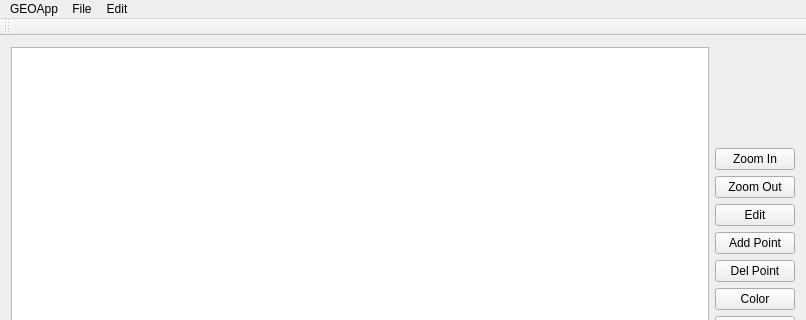
Above: Geo_GUI_Application/mainwindow.ui from IvanSevilla/GAT before the change; both pictures show x 0 to 806 and y 0 to 320 of the 806 by 501 pixel window. Below: the same form after it.
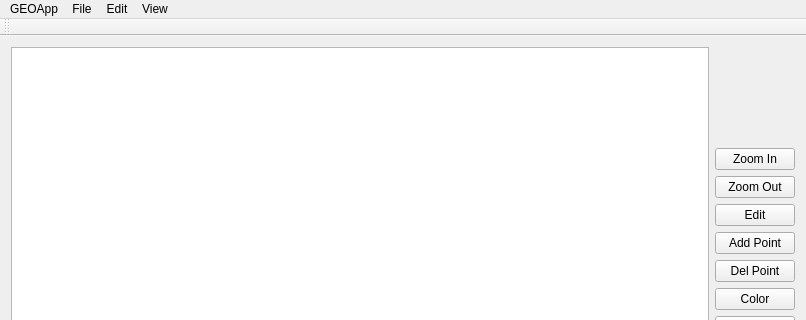
That is the form after the change.

Commit message: Minimap, independent image & creation/deletion widget mainwindow

What changed in the file:
```diff
--- a/Geo_GUI_Application/mainwindow.ui
+++ b/Geo_GUI_Application/mainwindow.ui
@@ -199,9 +199,16 @@
     <addaction name="actionDelete_Matrix"/>
     <addaction name="actionDelete_Matrix_2"/>
    </widget>
+   <widget class="QMenu" name="menuView">
+    <property name="title">
+     <string>View</string>
+    </property>
+    <addaction name="actionMiniMap"/>
+   </widget>
    <addaction name="menuGEOApp"/>
    <addaction name="menuFile"/>
    <addaction name="menuEdit"/>
+   <addaction name="menuView"/>
   </widget>
   <widget class="QToolBar" name="mainToolBar">
    <attribute name="toolBarArea">
```
Left out of the diff: 17 changed lines with no effect on the pictures. The commit also changes 7 other files.
